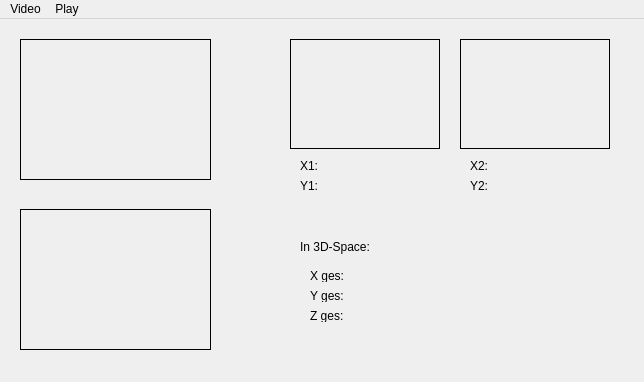
Above: Backend/3DSoundKnete/3DSoundKnete/dsoundknete.ui from irenabecker/AVPrg_DIY3DSoundkulisse before the change. Below: the same form after it.
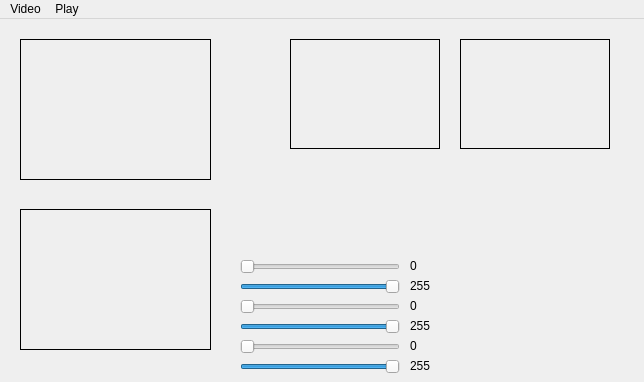
That is the form after the change. Custom widgets are drawn as their Qt base class.

Diff of the .ui file:
```diff
--- a/Backend/3DSoundKnete/3DSoundKnete/dsoundknete.ui
+++ b/Backend/3DSoundKnete/3DSoundKnete/dsoundknete.ui
@@ -102,108 +102,187 @@
      <set>Qt::AlignCenter</set>
     </property>
    </widget>
-   <widget class="QLabel" name="x1">
+   <widget class="QSlider" name="hmax">
     <property name="geometry">
      <rect>
-      <x>300</x>
-      <y>140</y>
-      <width>47</width>
-      <height>13</height>
+      <x>240</x>
+      <y>240</y>
+      <width>160</width>
+      <height>16</height>
      </rect>
     </property>
-    <property name="text">
-     <string>X1:</string>
+    <property name="maximum">
+     <number>255</number>
     </property>
+    <property name="orientation">
+     <enum>Qt::Horizontal</enum>
+    </property>
    </widget>
-   <widget class="QLabel" name="y1">
+   <widget class="QSlider" name="smin">
     <property name="geometry">
      <rect>
-      <x>300</x>
-      <y>160</y>
-      <width>47</width>
-      <height>13</height>
+      <x>240</x>
+      <y>280</y>
+      <width>160</width>
+      <height>16</height>
      </rect>
     </property>
-    <property name="text">
-     <string>Y1:</string>
+    <property name="maximum">
+     <number>255</number>
     </property>
+    <property name="orientation">
+     <enum>Qt::Horizontal</enum>
+    </property>
    </widget>
-   <widget class="QLabel" name="y2">
+   <widget class="QSlider" name="hmin">
     <property name="geometry">
      <rect>
-      <x>470</x>
-      <y>160</y>
+      <x>240</x>
+      <y>260</y>
+      <width>160</width>
+      <height>16</height>
+     </rect>
+    </property>
+    <property name="maximum">
+     <number>255</number>
+    </property>
+    <property name="value">
+     <number>255</number>
+    </property>
+    <property name="orientation">
+     <enum>Qt::Horizontal</enum>
+    </property>
+   </widget>
+   <widget class="QSlider" name="smax">
+    <property name="geometry">
+     <rect>
+      <x>240</x>
+      <y>300</y>
+      <width>160</width>
+      <height>16</height>
+     </rect>
+    </property>
+    <property name="maximum">
+     <number>255</number>
+    </property>
+    <property name="value">
+     <number>255</number>
+    </property>
+    <property name="orientation">
+     <enum>Qt::Horizontal</enum>
+    </property>
+   </widget>
+   <widget class="QSlider" name="vmin">
+    <property name="geometry">
+     <rect>
+      <x>240</x>
+      <y>320</y>
+      <width>160</width>
+      <height>16</height>
+     </rect>
+    </property>
+    <property name="maximum">
+     <number>255</number>
+    </property>
+    <property name="orientation">
+     <enum>Qt::Horizontal</enum>
+    </property>
+   </widget>
+   <widget class="QSlider" name="vmax">
+    <property name="geometry">
+     <rect>
+      <x>240</x>
+      <y>340</y>
+      <width>160</width>
+      <height>16</height>
+     </rect>
+    </property>
+    <property name="maximum">
+     <number>255</number>
+    </property>
+    <property name="value">
+     <number>255</number>
+    </property>
+    <property name="orientation">
+     <enum>Qt::Horizontal</enum>
+    </property>
+   </widget>
+   <widget class="QLabel" name="hminLabel">
+    <property name="geometry">
+     <rect>
+      <x>410</x>
+      <y>260</y>
       <width>47</width>
       <height>13</height>
      </rect>
     </property>
     <property name="text">
-     <string>Y2:</string>
+     <string>255</string>
     </property>
    </widget>
    <widget class="QLabel" name="x2">
     <property name="geometry">
      <rect>
-      <x>470</x>
-      <y>140</y>
+      <x>410</x>
+      <y>240</y>
       <width>47</width>
       <height>13</height>
      </rect>
     </property>
     <property name="text">
-     <string>X2:</string>
+     <string>0</string>
     </property>
    </widget>
    <widget class="QLabel" name="label">
     <property name="geometry">
      <rect>
-      <x>300</x>
-      <y>220</y>
-      <width>81</width>
-      <height>16</height>
+      <x>410</x>
+      <y>280</y>
+      <width>47</width>
+      <height>13</height>
      </rect>
     </property>
     <property name="text">
-     <string>In 3D-Space:</string>
+     <string>0</string>
     </property>
    </widget>
    <widget class="QLabel" name="xges">
     <property name="geometry">
      <rect>
-      <x>310</x>
-      <y>250</y>
+      <x>410</x>
+      <y>300</y>
       <width>47</width>
       <height>13</height>
      </rect>
     </property>
     <property name="text">
-     <string>X ges:</string>
+     <string>255</string>
     </property>
    </widget>
    <widget class="QLabel" name="yges">
     <property name="geometry">
      <rect>
-      <x>310</x>
-      <y>270</y>
+      <x>410</x>
+      <y>320</y>
       <width>47</width>
       <height>13</height>
      </rect>
     </property>
     <property name="text">
-     <string>Y ges:</string>
+     <string>0</string>
     </property>
    </widget>
    <widget class="QLabel" name="zges">
     <property name="geometry">
      <rect>
-      <x>310</x>
-      <y>290</y>
+      <x>410</x>
+      <y>340</y>
       <width>47</width>
       <height>13</height>
      </rect>
     </property>
     <property name="text">
-     <string>Z ges:</string>
+     <string>255</string>
     </property>
    </widget>
   </widget>
```
Left out of the diff: 191 changed lines with no effect on the pictures.
